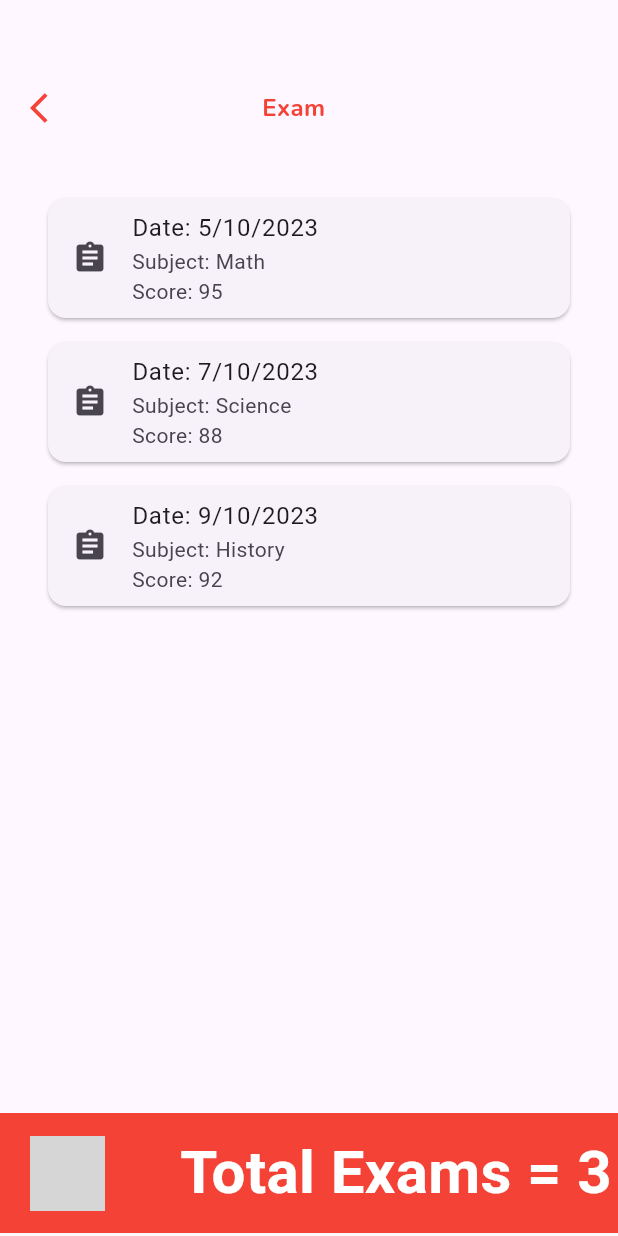
After one commit to saeid-yosri/school, a Flutter app: the StudentHome screen opened directly, after a tap on "Exams", on a phone screen of 412 x 824 dp. The commit adds this screen. Run offline on Flutter 3.47's test engine with Material 3 defaults, Android fonts, the phone set to English and light mode, and no system bars; our stand-ins replace google_fonts, google_nav_bar; grey boxes are pictures that could not be loaded.

Commit message:
therd commit

```diff
--- /dev/null
+++ b/lib/views/exams_view.dart
@@ -0,0 +1,85 @@
+import 'package:elearning/views/student_home.dart';
+import 'package:flutter/material.dart';
+
+import '../Customs/custom_app_bar.dart';
+
+class ExamsPage extends StatelessWidget {
+  const ExamsPage({Key? key}) : super(key: key);
+
+  @override
+  Widget build(BuildContext context) {
+    return Scaffold(
+      // appBar: AppBar(
+      //   title: Text('Exams'),
+      //   backgroundColor: Colors.red,
+      // ),
+      body: Column(
+        crossAxisAlignment: CrossAxisAlignment.start,
+        children: [
+          CustomAppBar(title: "Exam "),
+          SizedBox(height: 40,),
+          Padding(
+            padding:  EdgeInsets.symmetric(horizontal: 16),
+            child: Column(
+              children: [
+                ExamCard(date: '5/10/2023', subject: 'Math', score: 95),
+                ExamCard(date: '7/10/2023', subject: 'Science', score: 88),
+                ExamCard(date: '9/10/2023', subject: 'History', score: 92),
+              ],
+            ),
+          )
+        ],
+      ),
+      bottomNavigationBar:ExpandendComp(
+        color: Colors.red,
+        image: "Assets/result.png",
+        title: "Total Exams = 3",
+        fontSize: 40,
+
+
+
+      ) ,
+      // bottomNavigationBar: TotalExams(total: 3),
+    );
+  }
+}
+
+class ExamCard extends StatelessWidget {
+  final String date;
+  final String subject;
+  final int score;
+
+  ExamCard({required this.date, required this.subject, required this.score});
+
+  @override
+  Widget build(BuildContext context) {
+    return Card(
+      margin: EdgeInsets.symmetric(horizontal: 16, vertical: 8),
+      child: ListTile(
+        leading: Icon(Icons.assignment),
+        title: Text('Date: $date'),
+        subtitle: Text('Subject: $subject\nScore: $score'),
+      ),
+    );
+  }
+}
+
+class TotalExams extends StatelessWidget {
+  final int total;
+
+  TotalExams({required this.total});
+
+  @override
+  Widget build(BuildContext context) {
+    return Container(
+      color: Colors.red,
+      padding: EdgeInsets.all(16),
+      child: Center(
+        child: Text(
+          'Total Exams: $total',
+          style: TextStyle(fontSize: 24, color: Colors.white),
+        ),
+      ),
+    );
+  }
+}
--- a/lib/views/student_home.dart
+++ b/lib/views/student_home.dart
@@ -1,5 +1,6 @@
 import 'package:elearning/Customs/custom_app_bar.dart';
 import 'package:elearning/views/assignmentsView.dart';
+import 'package:elearning/views/exams_view.dart';
 import 'package:elearning/views/sign_up.dart';
 import 'package:elearning/views/time_table_view.dart';
 import 'package:flutter/material.dart';
@@ -83,13 +84,19 @@ class StudentHome extends StatelessWidget {
 
                   ),
 
-                  const SquareComp(
+                   SquareComp(
                     firstColor:Colors.pink,
                     firstImage: "Assets/exam.png",
                     firstTitle:  "Exams",
                     secoundColor:  Colors.teal,
                     secoundImage: "Assets/book.png",
                     secoundTitle: "E-Book",
+                    onTap1: (){
+                      Navigator.push(context, MaterialPageRoute(builder: (context){
+                        return  ExamsPage();
+                      }));
+
+                    },
                   ),SquareComp(
                     firstColor: Colors.pink[200],
                     firstImage: "Assets/woman.png",
```
